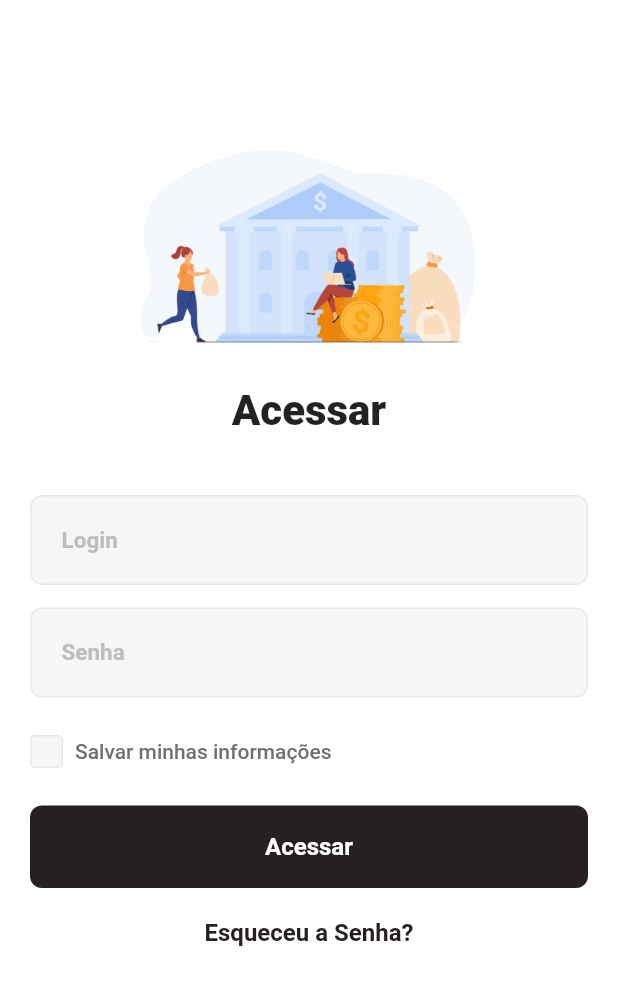
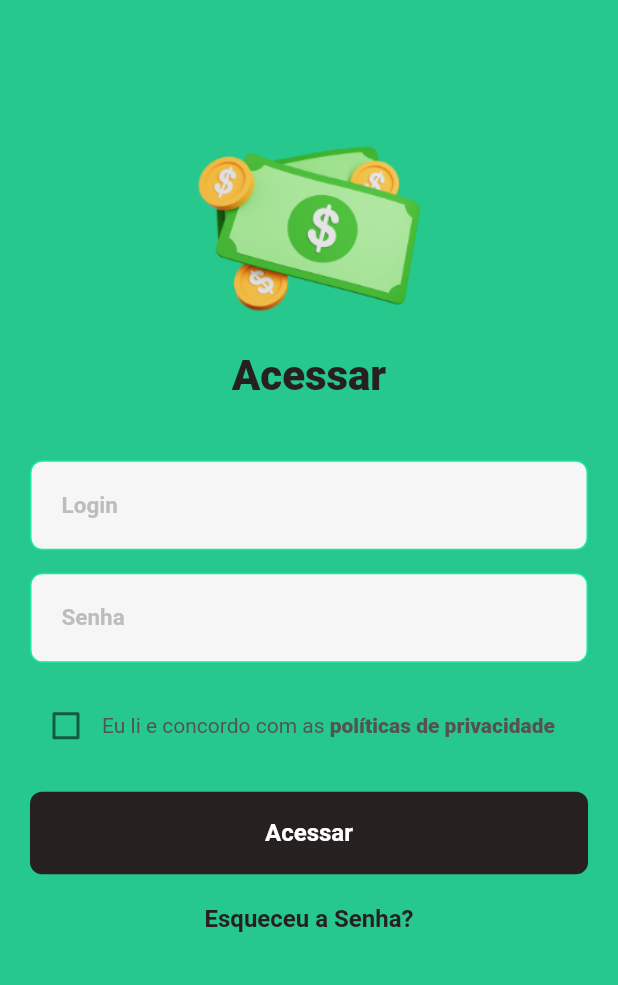
Before and after one commit to JonhMatheus/app-finance, a Flutter app: the screen it shows after launch, on a phone screen of 412 x 824 dp. Shown: the top 985 px of the screen. Run offline on Flutter 3.47's test engine with Material 2 defaults, Android fonts, the phone set to English and light mode, and no system bars.

Commit message:
refatora home

```diff
--- a/lib/modules/autenticacao/autenticao_page.dart
+++ b/lib/modules/autenticacao/autenticao_page.dart
@@ -9,10 +9,12 @@ class AutenticacaoPage extends StatefulWidget {
 }
 
 class _AutenticacaoPageState extends State<AutenticacaoPage> {
+  bool concordoPoliticas = false;
+
   @override
   Widget build(BuildContext context) {
     return Scaffold(
-      backgroundColor: Colors.white,
+      backgroundColor: Themes.corVerdeEscuro,
       body: Padding(
         padding: const EdgeInsets.fromLTRB(20, 80, 20, 15),
         child: Column(
@@ -21,9 +23,9 @@ class _AutenticacaoPageState extends State<AutenticacaoPage> {
             _buildInput('Login'),
             const SizedBox(height: 15),
             _buildInput('Senha'),
-            const SizedBox(height: 25),
+            const SizedBox(height: 18),
             _buildSaveInfo(),
-            const SizedBox(height: 25),
+            const SizedBox(height: 20),
             _buildAcessar()
           ],
         ),
@@ -38,10 +40,7 @@ class _AutenticacaoPageState extends State<AutenticacaoPage> {
         children: [
           Image.asset(
             'assets/icons/logo.png',
-            scale: 4,
-          ),
-          const SizedBox(
-            height: 25,
+            scale: 1.3,
           ),
           const Align(
             alignment: Alignment.center,
@@ -49,6 +48,7 @@ class _AutenticacaoPageState extends State<AutenticacaoPage> {
               'Acessar',
               textAlign: TextAlign.center,
               style: TextStyle(
+                color: Themes.corCinzaBase,
                 fontSize: 28,
                 fontWeight: FontWeight.w800,
               ),
@@ -66,7 +66,7 @@ class _AutenticacaoPageState extends State<AutenticacaoPage> {
       decoration: BoxDecoration(
         color: const Color(0XffF6F6F6),
         borderRadius: BorderRadius.circular(8),
-        border: Border.all(color: const Color(0xffE8E8E8)),
+        border: Border.all(color: Themes.corVerdeClaro),
       ),
       child: Text(
         titulo,
@@ -82,19 +82,31 @@ class _AutenticacaoPageState extends State<AutenticacaoPage> {
   Widget _buildSaveInfo() {
     return Row(
       children: [
-        Container(
-          padding: const EdgeInsets.all(10),
-          decoration: BoxDecoration(
-              borderRadius: BorderRadius.circular(3),
-              color: const Color(0xffF6F6F6),
-              border: Border.all(color: const Color(0xffE8E8E8))),
+        Checkbox(
+          value: concordoPoliticas,
+          checkColor: Colors.white,
+          activeColor: Themes.corVerdeClaro,
+          onChanged: (value) => setState(() {
+            concordoPoliticas == false
+                ? concordoPoliticas = true
+                : concordoPoliticas = false;
+          }),
         ),
-        const SizedBox(width: 8),
-        const Text(
-          'Salvar minhas informações',
-          style: TextStyle(
-            color: Color(0xff707070),
-            fontWeight: FontWeight.w500,
+        const Expanded(
+          child: Text.rich(
+            TextSpan(
+                text: 'Eu li e concordo com as ',
+                style: TextStyle(
+                    fontWeight: FontWeight.normal, color: Color(0xff535353)),
+                children: <TextSpan>[
+                  TextSpan(
+                    text: 'políticas de privacidade',
+                    style: TextStyle(
+                        height: 1.3,
+                        color: Color(0xff535353),
+                        fontWeight: FontWeight.w900),
+                  )
+                ]),
           ),
         )
       ],
--- a/lib/shared/themes.dart
+++ b/lib/shared/themes.dart
@@ -4,4 +4,6 @@ import 'package:flutter/material.dart';
 
 class Themes {
   static const corCinzaBase = Color(0xff272020);
+  static const corVerdeEscuro = Color(0xff26C88E);
+  static const corVerdeClaro = Color(0xff18E99E);
 }
```
Also changed, not shown: assets/icons/logo.png.
